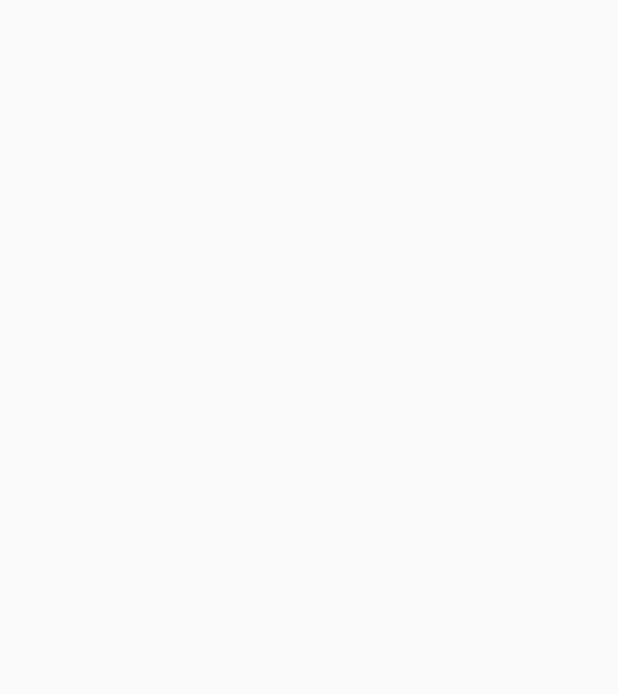
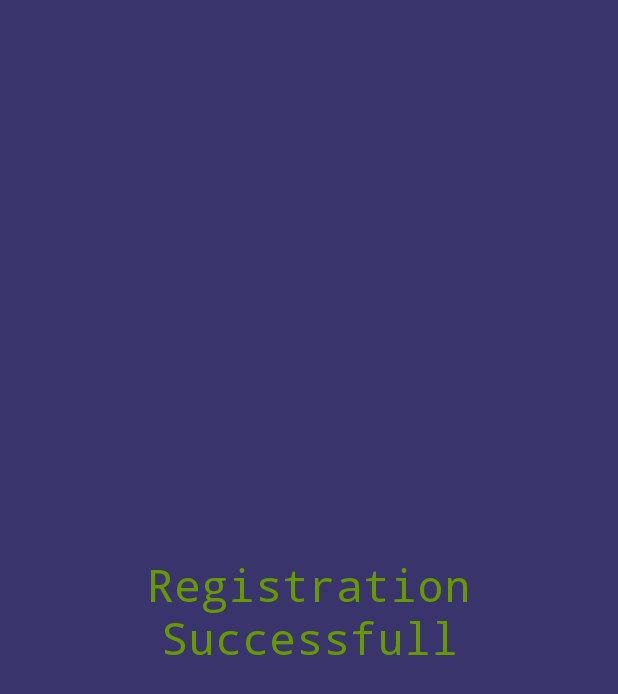
Before and after one commit to VectorMobileDEV/VectorMobileDEV-master, an Android app: the Successfully_Registered screen opened directly, with no data from a screen before it, on a phone screen of 412 x 824 dp. Before the commit the part shown is empty. Shown: the top 694 px of the screen. Run offline under Robolectric (Android 15) with nearby library versions, the phone set to English and light mode, and no system bars.

Commit message:
Google maps Registration Successful

```diff
--- a/app/build.gradle
+++ b/app/build.gradle
@@ -25,4 +25,5 @@
     testImplementation 'junit:junit:4.12'
     androidTestImplementation 'com.android.support.test:runner:1.0.2'
     androidTestImplementation 'com.android.support.test.espresso:espresso-core:3.0.2'
+    implementation 'com.google.android.gms:play-services-maps:16.0.0'
 }
--- a/app/src/main/java/com/example/tibi/whatsinmycity/Successfully_Registered.java
+++ b/app/src/main/java/com/example/tibi/whatsinmycity/Successfully_Registered.java
@@ -1,13 +1,31 @@
 package com.example.tibi.whatsinmycity;
 
+import android.content.Intent;
+import android.os.Bundle;
+import android.os.CountDownTimer;
 import android.support.v7.app.AppCompatActivity;
-import android.os.Bundle;
 
-public class Successfully_Registered extends AppCompatActivity {
+public class Successfully_Registered extends AppCompatActivity
+{
 
     @Override
-    protected void onCreate(Bundle savedInstanceState) {
+    protected void onCreate(Bundle savedInstanceState)
+    {
         super.onCreate(savedInstanceState);
         setContentView(R.layout.activity_successfully__registered);
+        new CountDownTimer(3000, 1000)
+        {
+
+            public void onTick(long millisUntilFinished)
+            {
+
+            }
+
+            public void onFinish()
+            {
+                Intent intent = new Intent(Successfully_Registered.this,  MapsActivity.class);
+                startActivity(intent);
+            }
+        }.start();
     }
 }
--- a/app/src/main/res/layout/activity_postare.xml
+++ b/app/src/main/res/layout/activity_postare.xml
@@ -4,6 +4,7 @@
     xmlns:tools="http://schemas.android.com/tools"
     android:layout_width="match_parent"
     android:layout_height="match_parent"
+    android:background="@drawable/postare"
     tools:context="com.example.tibi.whatsinmycity.Postare">
 
 </android.support.constraint.ConstraintLayout>
--- a/app/src/main/res/layout/activity_successfully__registered.xml
+++ b/app/src/main/res/layout/activity_successfully__registered.xml
@@ -4,6 +4,21 @@
     xmlns:tools="http://schemas.android.com/tools"
     android:layout_width="match_parent"
     android:layout_height="match_parent"
+    android:background="@drawable/successfully_registered"
     tools:context="com.example.tibi.whatsinmycity.Successfully_Registered">
 
+    <TextView
+        android:id="@+id/textView"
+        android:layout_width="252dp"
+        android:layout_height="86dp"
+        android:fontFamily="monospace"
+        android:text="Registration Successfull"
+        android:textAlignment="center"
+        android:textColor="@android:color/holo_green_dark"
+        android:textSize="30sp"
+        app:layout_constraintBottom_toBottomOf="parent"
+        app:layout_constraintEnd_toEndOf="parent"
+        app:layout_constraintHorizontal_bias="0.5"
+        app:layout_constraintStart_toStartOf="parent"
+        app:layout_constraintTop_toTopOf="parent" />
 </android.support.constraint.ConstraintLayout>
--- a/app/src/main/res/values/strings.xml
+++ b/app/src/main/res/values/strings.xml
@@ -1,3 +1,5 @@
 <resources>
     <string name="app_name">What\'s in my city?</string>
+    <string name="title_activity_harta_oras">Map</string>
+    <string name="title_activity_maps">Map</string>
 </resources>
--- a/build.gradle
+++ b/build.gradle
@@ -19,6 +19,7 @@
     repositories {
         google()
         jcenter()
+
     }
 }
 
```
Also changed, not shown: app/src/debug/res/values/google_maps_api.xml (added, +24 -0 lines), app/src/main/AndroidManifest.xml (+23 -2 lines), app/src/main/java/com/example/tibi/whatsinmycity/Harta.java (deleted, +0 -13 lines), app/src/main/java/com/example/tibi/whatsinmycity/Login.java (+11 -1 lines), app/src/main/java/com/example/tibi/whatsinmycity/MapsActivity.java (added, +47 -0 lines), app/src/main/java/com/example/tibi/whatsinmycity/Sign_Up.java (+13 -0 lines), app/src/main/res/layout/activity_harta.xml (deleted, +0 -9 lines), app/src/main/res/layout/activity_main.xml (+38 -0 lines), app/src/main/res/layout/activity_maps.xml (added, +9 -0 lines), app/src/main/res/layout/activity_sign__up.xml (+15 -0 lines), app/src/main/res/drawable/postare.png, app/src/main/res/drawable/sign_up.png, 1 other file.
